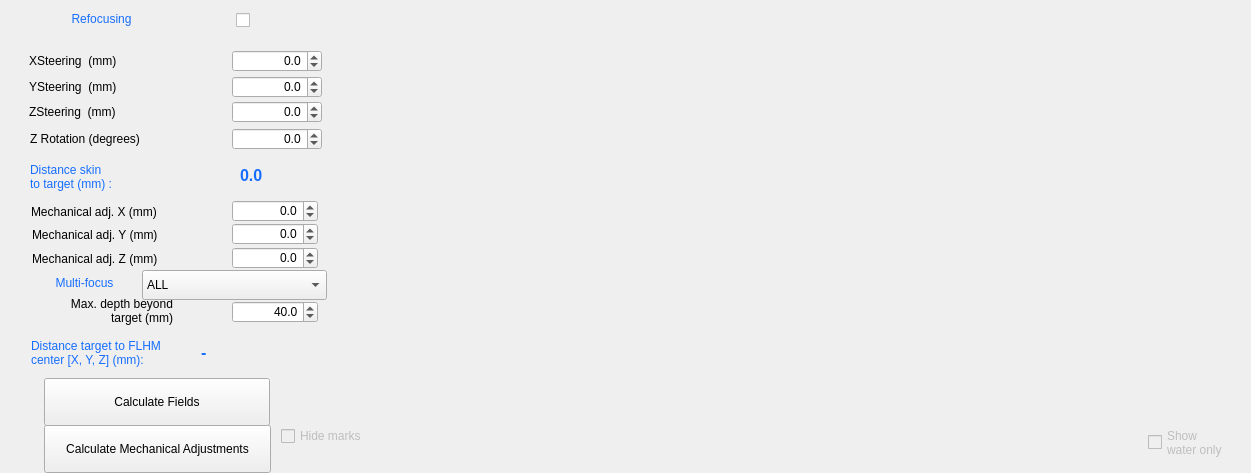
The window that BabelBrain/Babel_DomeTx/form.ui (ProteusMRIgHIFU/BabelBrain) describes before a commit, drawn with Qt 5.
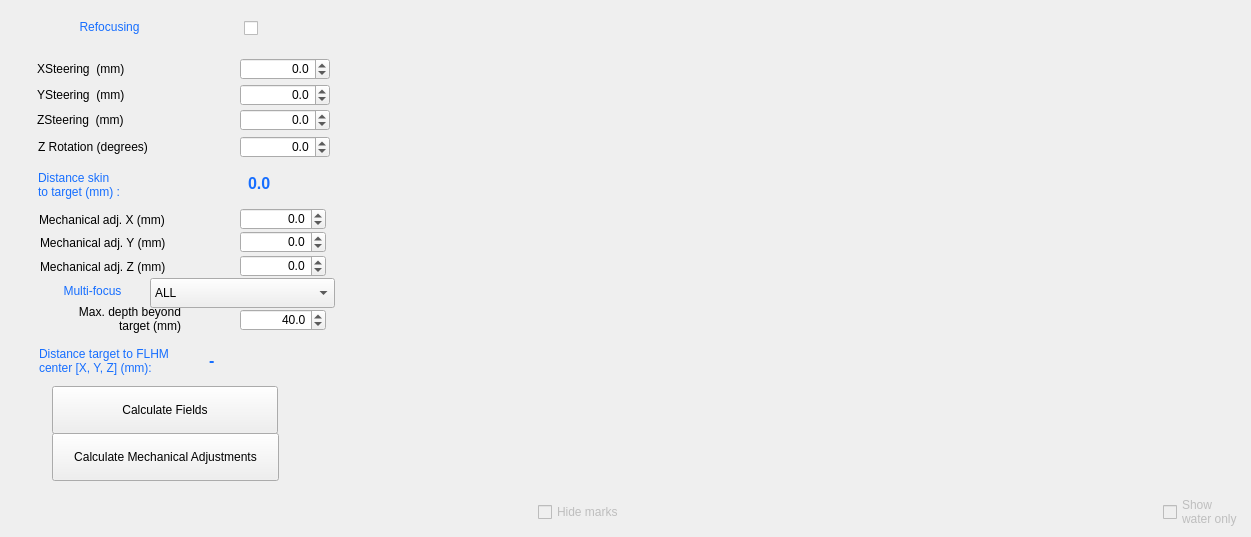
The same window after the commit.

The edit to the form file:
```diff
--- a/BabelBrain/Babel_DomeTx/form.ui
+++ b/BabelBrain/Babel_DomeTx/form.ui
@@ -16,6 +16,50 @@
   <property name="styleSheet">
    <string notr="true"/>
   </property>
+  <layout class="QVBoxLayout" name="panelLayout">
+   <property name="leftMargin">
+    <number>8</number>
+   </property>
+   <property name="topMargin">
+    <number>8</number>
+   </property>
+   <property name="rightMargin">
+    <number>8</number>
+   </property>
+   <property name="bottomMargin">
+    <number>8</number>
+   </property>
+   <property name="spacing">
+    <number>6</number>
+   </property>
+   <item>
+    <layout class="QHBoxLayout" name="panelTopLayout">
+     <property name="spacing">
+      <number>10</number>
+     </property>
+     <item>
+      <widget class="QFrame" name="panelLeftFrame">
+       <property name="frameShape">
+        <enum>QFrame::Shape::NoFrame</enum>
+       </property>
+       <property name="minimumSize">
+        <size>
+         <width>344</width>
+         <height>481</height>
+        </size>
+       </property>
+       <property name="maximumSize">
+        <size>
+         <width>344</width>
+         <height>16777215</height>
+        </size>
+       </property>
+       <property name="sizePolicy">
+        <sizepolicy hsizetype="Fixed" vsizetype="Preferred">
+         <horstretch>0</horstretch>
+         <verstretch>0</verstretch>
+        </sizepolicy>
+       </property>
   <widget class="QLabel" name="label_20">
    <property name="geometry">
     <rect>
@@ -184,16 +228,6 @@
     <double>0.000000000000000</double>
    </property>
   </widget>
-  <widget class="QWidget" name="AcField_plot1" native="true">
-   <property name="geometry">
-    <rect>
-     <x>343</x>
-     <y>30</y>
-     <width>868</width>
-     <height>381</height>
-    </rect>
-   </property>
-  </widget>
   <widget class="QLabel" name="ZMechaniclabel">
    <property name="geometry">
     <rect>
@@ -361,49 +395,6 @@
     <double>40.000000000000000</double>
    </property>
   </widget>
-  <widget class="QWidget" name="IsppaScrollBars" native="true">
-   <property name="geometry">
-    <rect>
-     <x>405</x>
-     <y>410</y>
-     <width>730</width>
-     <height>61</height>
-    </rect>
-   </property>
-  </widget>
-  <widget class="QCheckBox" name="ShowWaterResultscheckBox">
-   <property name="enabled">
-    <bool>false</bool>
-   </property>
-   <property name="geometry">
-    <rect>
-     <x>1148</x>
-     <y>417</y>
-     <width>93</width>
-     <height>51</height>
-    </rect>
-   </property>
-   <property name="text">
-    <string>Show
-water only</string>
-   </property>
-  </widget>
-  <widget class="QCheckBox" name="HideMarkscheckBox">
-   <property name="enabled">
-    <bool>false</bool>
-   </property>
-   <property name="geometry">
-    <rect>
-     <x>281</x>
-     <y>422</y>
-     <width>97</width>
-     <height>28</height>
-    </rect>
-   </property>
-   <property name="text">
-    <string>Hide marks</string>
-   </property>
-  </widget>
   <widget class="QLabel" name="MultifocusLabel">
    <property name="geometry">
     <rect>
@@ -603,6 +594,172 @@
     <number>0</number>
    </property>
   </widget>
+      </widget>
+     </item>
+     <item>
+      <layout class="QVBoxLayout" name="panelPlotColLayout">
+       <property name="leftMargin">
+        <number>0</number>
+       </property>
+       <property name="topMargin">
+        <number>0</number>
+       </property>
+       <property name="rightMargin">
+        <number>0</number>
+       </property>
+       <property name="bottomMargin">
+        <number>0</number>
+       </property>
+       <property name="spacing">
+        <number>4</number>
+       </property>
+       <item>
+        <widget class="QWidget" name="AcField_plot1" native="true">
+         <property name="geometry">
+          <rect>
+           <x>343</x>
+           <y>30</y>
+           <width>868</width>
+           <height>381</height>
+          </rect>
+         </property>
+         <property name="sizePolicy">
+          <sizepolicy hsizetype="Expanding" vsizetype="Expanding">
+           <horstretch>1</horstretch>
+           <verstretch>1</verstretch>
+          </sizepolicy>
+         </property>
+         <property name="minimumSize">
+          <size>
+           <width>500</width>
+           <height>280</height>
+          </size>
+         </property>
+        </widget>
+       </item>
+       <item>
+        <widget class="QWidget" name="IsppaScrollBars" native="true">
+         <property name="geometry">
+          <rect>
+           <x>405</x>
+           <y>410</y>
+           <width>730</width>
+           <height>61</height>
+          </rect>
+         </property>
+         <property name="sizePolicy">
+          <sizepolicy hsizetype="Expanding" vsizetype="Fixed">
+           <horstretch>1</horstretch>
+           <verstretch>0</verstretch>
+          </sizepolicy>
+         </property>
+         <property name="minimumSize">
+          <size>
+           <width>400</width>
+           <height>61</height>
+          </size>
+         </property>
+         <property name="maximumSize">
+          <size>
+           <width>16777215</width>
+           <height>66</height>
+          </size>
+         </property>
+        </widget>
+       </item>
+      </layout>
+     </item>
+    </layout>
+   </item>
+   <item>
+    <layout class="QHBoxLayout" name="panelBottomLayout">
+     <property name="spacing">
+      <number>10</number>
+     </property>
+     <property name="leftMargin">
+      <number>0</number>
+     </property>
+     <property name="topMargin">
+      <number>0</number>
+     </property>
+     <property name="rightMargin">
+      <number>0</number>
+     </property>
+     <property name="bottomMargin">
+      <number>0</number>
+     </property>
+     <item>
+      <spacer name="bot_lead">
+       <property name="orientation">
+        <enum>Qt::Orientation::Horizontal</enum>
+       </property>
+       <property name="sizeType" stdset="0">
+        <enum>QSizePolicy::Expanding</enum>
+       </property>
+       <property name="sizeHint" stdset="0">
+        <size>
+         <width>40</width>
+         <height>20</height>
+        </size>
+       </property>
+      </spacer>
+     </item>
+     <item>
+      <widget class="QCheckBox" name="HideMarkscheckBox">
+       <property name="enabled">
+        <bool>false</bool>
+       </property>
+       <property name="geometry">
+        <rect>
+         <x>281</x>
+         <y>422</y>
+         <width>97</width>
+         <height>28</height>
+        </rect>
+       </property>
+       <property name="text">
+        <string>Hide marks</string>
+       </property>
+      </widget>
+     </item>
+     <item>
+      <spacer name="bot_mid_0">
+       <property name="orientation">
+        <enum>Qt::Orientation::Horizontal</enum>
+       </property>
+       <property name="sizeType" stdset="0">
+        <enum>QSizePolicy::Expanding</enum>
+       </property>
+       <property name="sizeHint" stdset="0">
+        <size>
+         <width>40</width>
+         <height>20</height>
+        </size>
+       </property>
+      </spacer>
+     </item>
+     <item>
+      <widget class="QCheckBox" name="ShowWaterResultscheckBox">
+       <property name="enabled">
+        <bool>false</bool>
+       </property>
+       <property name="geometry">
+        <rect>
+         <x>1148</x>
+         <y>417</y>
+         <width>93</width>
+         <height>51</height>
+        </rect>
+       </property>
+       <property name="text">
+        <string>Show
+water only</string>
+       </property>
+      </widget>
+     </item>
+    </layout>
+   </item>
+  </layout>
  </widget>
  <tabstops>
   <tabstop>XSteeringSpinBox</tabstop>
```
Left out of the diff: 2 changed lines with no effect on the pictures. Lines whose indentation alone changed are shown as unchanged.
